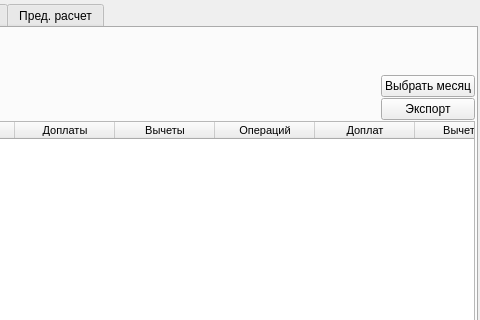
Before: the Qt Designer form ui/salary_work.ui in Meller008/CRM-Avi, drawn with Qt 5; both pictures show x 291 to 771 and y 0 to 320 of the 771 by 551 pixel window.
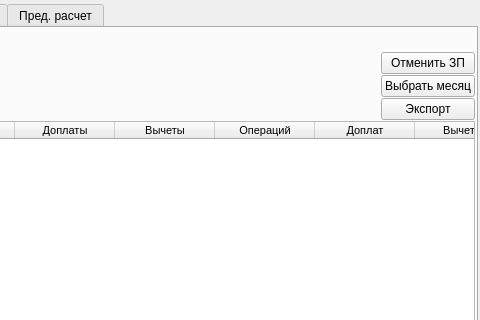
After: the same form once the commit is applied. The open tabs and pages were chosen to show the change.

Commit message: Работа - Сделана отмена расчитанной ЗП

Patch:
```diff
--- a/ui/salary_work.ui
+++ b/ui/salary_work.ui
@@ -349,6 +349,13 @@
            </property>
           </widget>
          </item>
+         <item row="1" column="3">
+          <widget class="QPushButton" name="pb_dell_salary">
+           <property name="text">
+            <string>Отменить ЗП</string>
+           </property>
+          </widget>
+         </item>
         </layout>
        </item>
        <item row="1" column="0">
```
Left out of the diff: 17 changed lines with no effect on the pictures. The commit also changes 1 other file.
